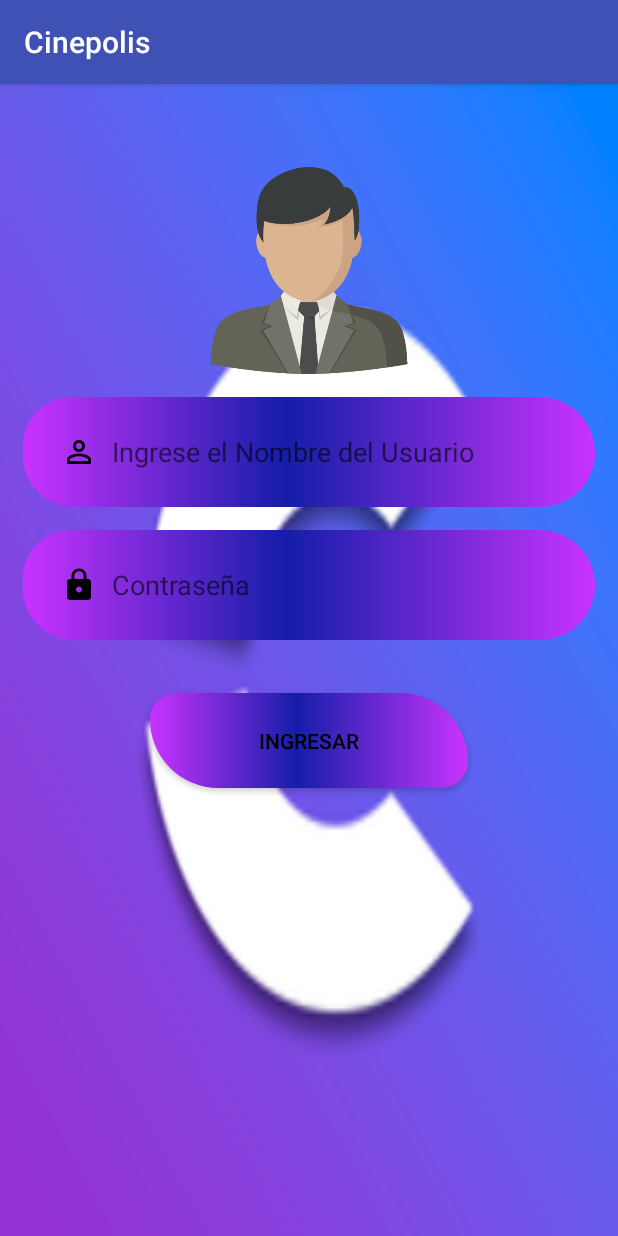
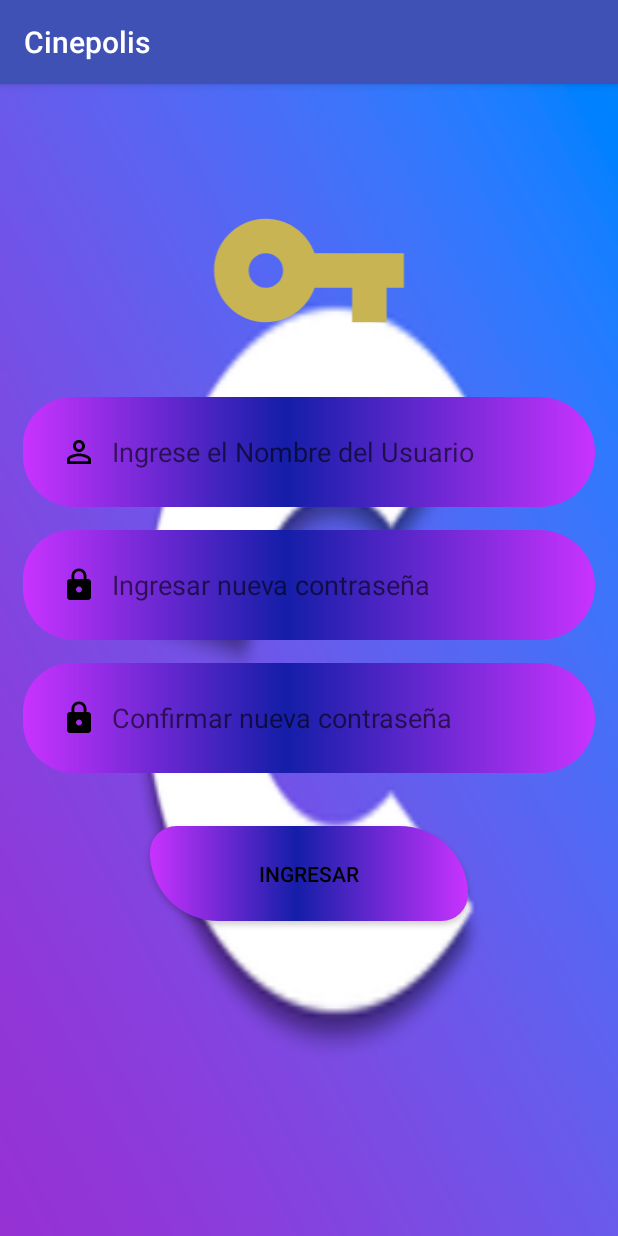
Before and after one commit to MarioCarballo/ProyectoCine, an Android app: the screen it shows after launch (Login), on a phone screen of 412 x 824 dp. Run offline under Robolectric (Android 15) with nearby library versions, the phone set to English and light mode, and no system bars.

Commit message:
adiciione recuperar contraseña

```diff
--- /dev/null
+++ b/app/src/main/res/drawable/ic_llave.xml
@@ -0,0 +1,5 @@
+<vector android:height="24dp" android:tint="#C9B454"
+    android:viewportHeight="24.0" android:viewportWidth="24.0"
+    android:width="24dp" xmlns:android="http://schemas.android.com/apk/res/android">
+    <path android:fillColor="#FF000000" android:pathData="M12.65,10C11.83,7.67 9.61,6 7,6c-3.31,0 -6,2.69 -6,6s2.69,6 6,6c2.61,0 4.83,-1.67 5.65,-4H17v4h4v-4h2v-4H12.65zM7,14c-1.1,0 -2,-0.9 -2,-2s0.9,-2 2,-2 2,0.9 2,2 -0.9,2 -2,2z"/>
+</vector>
--- a/app/src/main/res/layout/activity_login.xml
+++ b/app/src/main/res/layout/activity_login.xml
@@ -13,7 +13,7 @@
         android:layout_width="match_parent"
         android:layout_height="138dp"
         android:layout_marginTop="55dp"
-        app:srcCompat="@drawable/usu" />
+        app:srcCompat="@drawable/ic_llave" />
 
 
     <EditText
@@ -42,9 +42,25 @@
         android:drawableStart="@drawable/candado"
         android:drawablePadding="10dp"
         android:ems="10"
-        android:hint="Contraseña"
+        android:hint="Ingresar nueva contraseña"
         android:inputType="textPassword"
         android:paddingLeft="25dp" />
+
+    <EditText
+        android:id="@+id/etpas2"
+        android:layout_width="match_parent"
+        android:layout_height="73dp"
+        android:layout_marginLeft="15dp"
+        android:layout_marginTop="15dp"
+        android:layout_marginRight="15dp"
+        android:background="@drawable/styleet"
+        android:drawableStart="@drawable/candado"
+        android:drawablePadding="10dp"
+        android:ems="10"
+        android:hint="Confirmar nueva contraseña"
+        android:inputType="textPassword"
+        android:paddingLeft="25dp" />
+
 
     <Button
         android:id="@+id/btnlog"
```
